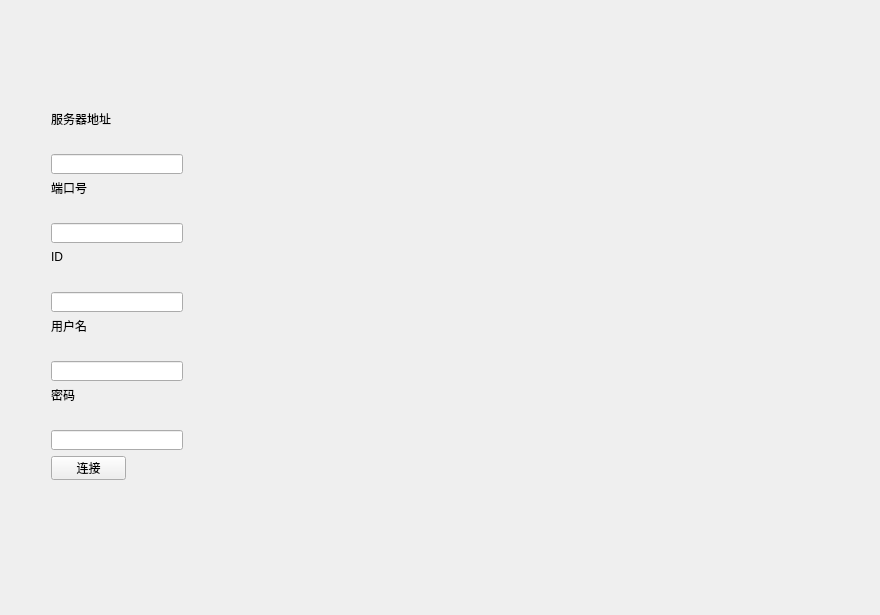
Before: the Qt Designer form src/QT/main/widget.ui in Yi-Yin-Ying/SmartHomeHub, drawn with Qt 5.
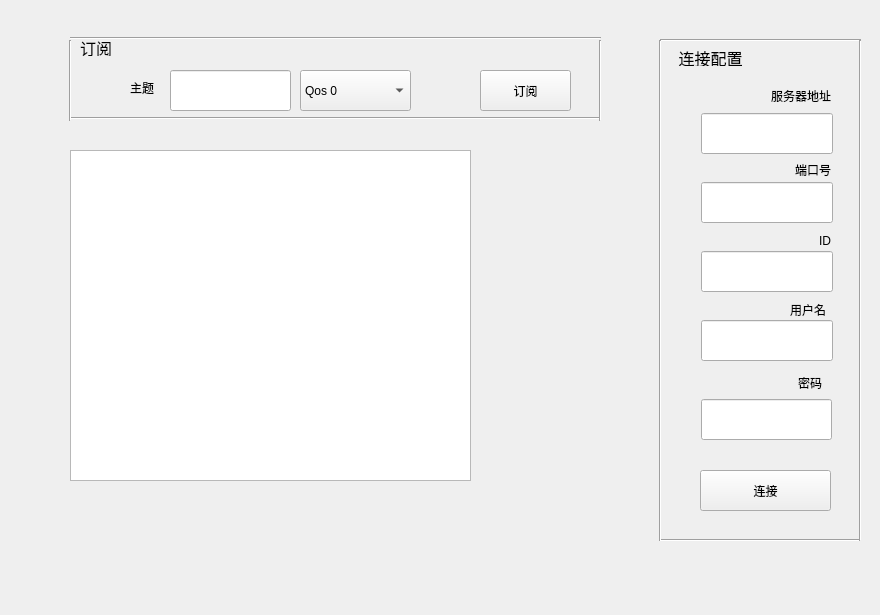
After: the same form once the commit is applied.

Commit message: 添加组件

Patch:
```diff
--- a/src/QT/main/widget.ui
+++ b/src/QT/main/widget.ui
@@ -16,131 +16,370 @@
   <widget class="QLineEdit" name="hostNameLineEdit">
    <property name="geometry">
     <rect>
-     <x>51</x>
-     <y>154</y>
+     <x>701</x>
+     <y>113</y>
      <width>132</width>
-     <height>20</height>
+     <height>41</height>
     </rect>
    </property>
   </widget>
   <widget class="QLineEdit" name="portLineEdit">
    <property name="geometry">
     <rect>
-     <x>51</x>
-     <y>223</y>
+     <x>701</x>
+     <y>182</y>
      <width>132</width>
-     <height>20</height>
+     <height>41</height>
     </rect>
    </property>
   </widget>
   <widget class="QLineEdit" name="LineEdit">
    <property name="geometry">
     <rect>
-     <x>51</x>
-     <y>292</y>
+     <x>701</x>
+     <y>251</y>
      <width>132</width>
-     <height>20</height>
+     <height>41</height>
     </rect>
    </property>
   </widget>
   <widget class="QLabel" name="hostNameLabel">
    <property name="geometry">
     <rect>
-     <x>51</x>
-     <y>111</y>
-     <width>60</width>
-     <height>16</height>
+     <x>710</x>
+     <y>85</y>
+     <width>121</width>
+     <height>21</height>
     </rect>
    </property>
    <property name="text">
     <string>服务器地址</string>
    </property>
+   <property name="alignment">
+    <set>Qt::AlignmentFlag::AlignRight|Qt::AlignmentFlag::AlignTrailing|Qt::AlignmentFlag::AlignVCenter</set>
+   </property>
   </widget>
   <widget class="QLabel" name="portLabel">
    <property name="geometry">
     <rect>
-     <x>51</x>
-     <y>180</y>
-     <width>36</width>
-     <height>16</height>
+     <x>710</x>
+     <y>160</y>
+     <width>121</width>
+     <height>20</height>
     </rect>
    </property>
    <property name="text">
     <string>端口号</string>
    </property>
+   <property name="alignment">
+    <set>Qt::AlignmentFlag::AlignRight|Qt::AlignmentFlag::AlignTrailing|Qt::AlignmentFlag::AlignVCenter</set>
+   </property>
   </widget>
   <widget class="QLabel" name="label">
    <property name="geometry">
     <rect>
-     <x>51</x>
-     <y>249</y>
-     <width>16</width>
-     <height>16</height>
+     <x>710</x>
+     <y>230</y>
+     <width>121</width>
+     <height>21</height>
     </rect>
    </property>
    <property name="text">
     <string>ID</string>
    </property>
+   <property name="alignment">
+    <set>Qt::AlignmentFlag::AlignRight|Qt::AlignmentFlag::AlignTrailing|Qt::AlignmentFlag::AlignVCenter</set>
+   </property>
   </widget>
   <widget class="QLabel" name="label_2">
    <property name="geometry">
     <rect>
-     <x>51</x>
-     <y>318</y>
-     <width>36</width>
-     <height>16</height>
+     <x>705</x>
+     <y>299</y>
+     <width>121</width>
+     <height>21</height>
     </rect>
    </property>
    <property name="text">
     <string>用户名</string>
    </property>
+   <property name="alignment">
+    <set>Qt::AlignmentFlag::AlignRight|Qt::AlignmentFlag::AlignTrailing|Qt::AlignmentFlag::AlignVCenter</set>
+   </property>
   </widget>
   <widget class="QLabel" name="label_3">
    <property name="geometry">
     <rect>
-     <x>51</x>
-     <y>387</y>
-     <width>24</width>
-     <height>16</height>
+     <x>701</x>
+     <y>367</y>
+     <width>121</width>
+     <height>31</height>
     </rect>
    </property>
    <property name="text">
     <string>密码</string>
    </property>
+   <property name="alignment">
+    <set>Qt::AlignmentFlag::AlignRight|Qt::AlignmentFlag::AlignTrailing|Qt::AlignmentFlag::AlignVCenter</set>
+   </property>
   </widget>
   <widget class="QLineEdit" name="lineEdit">
    <property name="geometry">
     <rect>
-     <x>51</x>
-     <y>361</y>
+     <x>701</x>
+     <y>320</y>
      <width>132</width>
-     <height>20</height>
+     <height>41</height>
     </rect>
    </property>
   </widget>
   <widget class="QLineEdit" name="lineEdit_2">
    <property name="geometry">
     <rect>
-     <x>51</x>
-     <y>430</y>
-     <width>132</width>
-     <height>20</height>
+     <x>701</x>
+     <y>399</y>
+     <width>131</width>
+     <height>41</height>
     </rect>
    </property>
   </widget>
   <widget class="QPushButton" name="pushButton">
    <property name="geometry">
     <rect>
-     <x>51</x>
-     <y>456</y>
-     <width>75</width>
-     <height>24</height>
+     <x>700</x>
+     <y>470</y>
+     <width>131</width>
+     <height>41</height>
     </rect>
    </property>
    <property name="text">
     <string>连接</string>
    </property>
   </widget>
+  <widget class="QLineEdit" name="lineEdit_3">
+   <property name="geometry">
+    <rect>
+     <x>170</x>
+     <y>70</y>
+     <width>121</width>
+     <height>41</height>
+    </rect>
+   </property>
+  </widget>
+  <widget class="QPushButton" name="pushButton_2">
+   <property name="geometry">
+    <rect>
+     <x>480</x>
+     <y>70</y>
+     <width>91</width>
+     <height>41</height>
+    </rect>
+   </property>
+   <property name="text">
+    <string>订阅</string>
+   </property>
+  </widget>
+  <widget class="Line" name="line">
+   <property name="geometry">
+    <rect>
+     <x>660</x>
+     <y>30</y>
+     <width>201</width>
+     <height>20</height>
+    </rect>
+   </property>
+   <property name="orientation">
+    <enum>Qt::Orientation::Horizontal</enum>
+   </property>
+  </widget>
+  <widget class="Line" name="line_2">
+   <property name="geometry">
+    <rect>
+     <x>660</x>
+     <y>530</y>
+     <width>201</width>
+     <height>20</height>
+    </rect>
+   </property>
+   <property name="orientation">
+    <enum>Qt::Orientation::Horizontal</enum>
+   </property>
+  </widget>
+  <widget class="Line" name="line_3">
+   <property name="geometry">
+    <rect>
+     <x>650</x>
+     <y>40</y>
+     <width>20</width>
+     <height>501</height>
+    </rect>
+   </property>
+   <property name="orientation">
+    <enum>Qt::Orientation::Vertical</enum>
+   </property>
+  </widget>
+  <widget class="Line" name="line_4">
+   <property name="geometry">
+    <rect>
+     <x>850</x>
+     <y>40</y>
+     <width>20</width>
+     <height>501</height>
+    </rect>
+   </property>
+   <property name="orientation">
+    <enum>Qt::Orientation::Vertical</enum>
+   </property>
+  </widget>
+  <widget class="QLabel" name="label_4">
+   <property name="geometry">
+    <rect>
+     <x>670</x>
+     <y>50</y>
+     <width>81</width>
+     <height>16</height>
+    </rect>
+   </property>
+   <property name="font">
+    <font>
+     <pointsize>12</pointsize>
+     <bold>false</bold>
+    </font>
+   </property>
+   <property name="text">
+    <string>连接配置</string>
+   </property>
+   <property name="alignment">
+    <set>Qt::AlignmentFlag::AlignCenter</set>
+   </property>
+  </widget>
+  <widget class="Line" name="line_5">
+   <property name="geometry">
+    <rect>
+     <x>70</x>
+     <y>30</y>
+     <width>531</width>
+     <height>16</height>
+    </rect>
+   </property>
+   <property name="orientation">
+    <enum>Qt::Orientation::Horizontal</enum>
+   </property>
+  </widget>
+  <widget class="Line" name="line_6">
+   <property name="geometry">
+    <rect>
+     <x>70</x>
+     <y>110</y>
+     <width>531</width>
+     <height>16</height>
+    </rect>
+   </property>
+   <property name="orientation">
+    <enum>Qt::Orientation::Horizontal</enum>
+   </property>
+  </widget>
+  <widget class="Line" name="line_7">
+   <property name="geometry">
+    <rect>
+     <x>60</x>
+     <y>40</y>
+     <width>20</width>
+     <height>81</height>
+    </rect>
+   </property>
+   <property name="orientation">
+    <enum>Qt::Orientation::Vertical</enum>
+   </property>
+  </widget>
+  <widget class="Line" name="line_8">
+   <property name="geometry">
+    <rect>
+     <x>590</x>
+     <y>40</y>
+     <width>20</width>
+     <height>81</height>
+    </rect>
+   </property>
+   <property name="orientation">
+    <enum>Qt::Orientation::Vertical</enum>
+   </property>
+  </widget>
+  <widget class="QComboBox" name="comboBox">
+   <property name="geometry">
+    <rect>
+     <x>300</x>
+     <y>70</y>
+     <width>111</width>
+     <height>41</height>
+    </rect>
+   </property>
+   <property name="layoutDirection">
+    <enum>Qt::LayoutDirection::LeftToRight</enum>
+   </property>
+   <property name="insertPolicy">
+    <enum>QComboBox::InsertPolicy::NoInsert</enum>
+   </property>
+   <property name="sizeAdjustPolicy">
+    <enum>QComboBox::SizeAdjustPolicy::AdjustToContentsOnFirstShow</enum>
+   </property>
+   <item>
+    <property name="text">
+     <string>Qos 0</string>
+    </property>
+   </item>
+   <item>
+    <property name="text">
+     <string>Qos 1</string>
+    </property>
+   </item>
+   <item>
+    <property name="text">
+     <string>Qos 2</string>
+    </property>
+   </item>
+  </widget>
+  <widget class="QLabel" name="label_5">
+   <property name="geometry">
+    <rect>
+     <x>80</x>
+     <y>40</y>
+     <width>54</width>
+     <height>16</height>
+    </rect>
+   </property>
+   <property name="font">
+    <font>
+     <pointsize>12</pointsize>
+    </font>
+   </property>
+   <property name="text">
+    <string>订阅</string>
+   </property>
+  </widget>
+  <widget class="QLabel" name="label_6">
+   <property name="geometry">
+    <rect>
+     <x>130</x>
+     <y>80</y>
+     <width>31</width>
+     <height>16</height>
+    </rect>
+   </property>
+   <property name="text">
+    <string>主题</string>
+   </property>
+  </widget>
+  <widget class="QTextBrowser" name="textBrowser">
+   <property name="geometry">
+    <rect>
+     <x>70</x>
+     <y>150</y>
+     <width>401</width>
+     <height>331</height>
+    </rect>
+   </property>
+  </widget>
  </widget>
  <resources/>
  <connections/>
```
